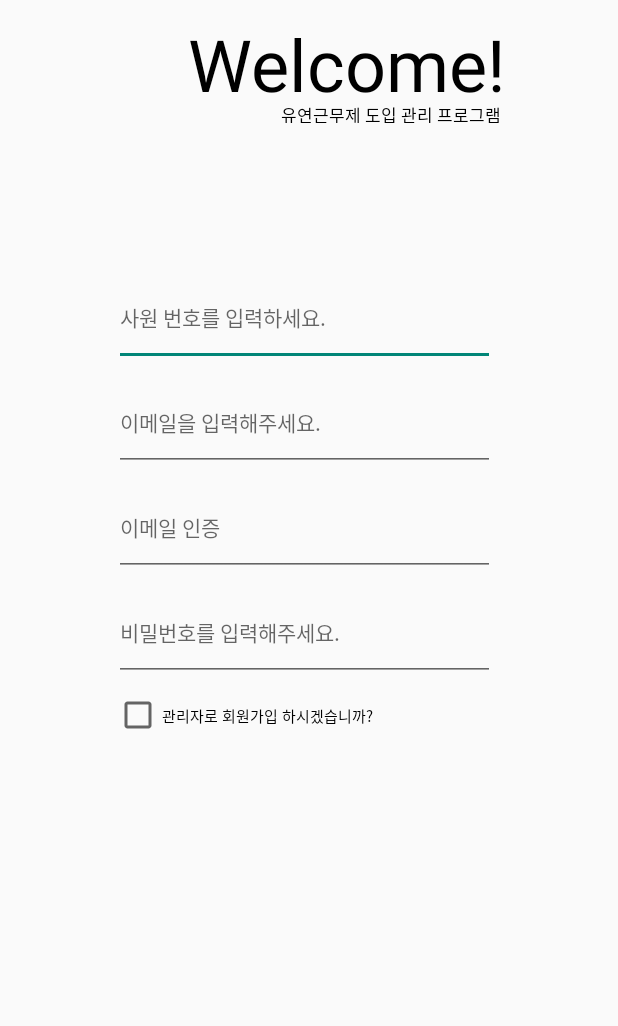
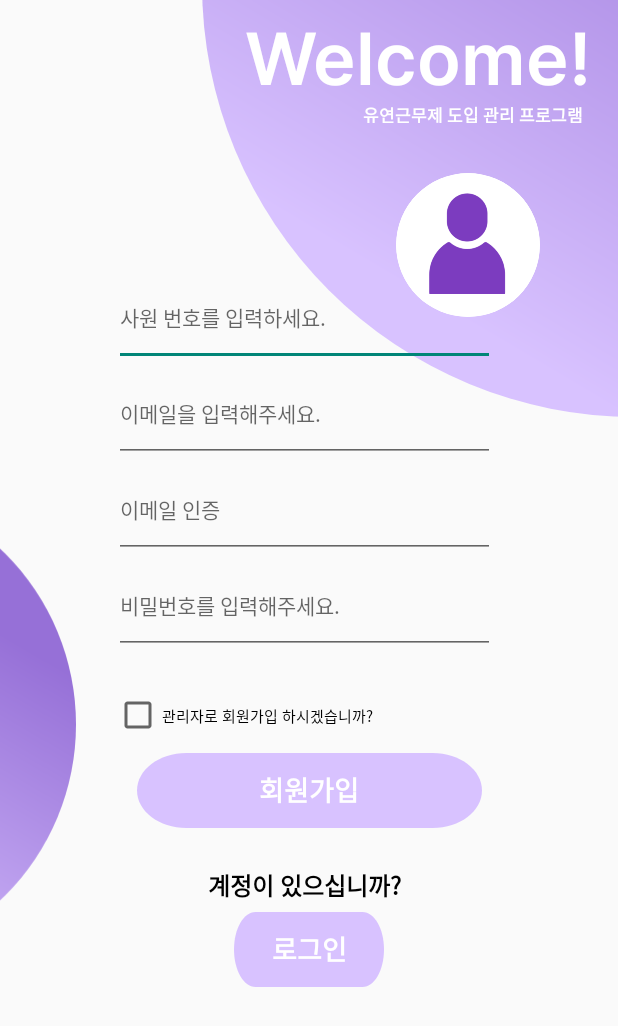
Before and after one commit to MidasApp9team/midas_android2, an Android app built with Jetpack Compose: the SignUpActivity screen opened directly, with no data from a screen before it, on a phone screen of 412 x 824 dp. Shown: the top 1026 px of the screen. Run offline under Robolectric (Android 15) with nearby library versions, the phone set to English and light mode, and no system bars; our stand-ins replace data binding.

Commit message:
refactor: sign up ui

```diff
--- a/app/src/main/java/com/example/midasandroid2/sign/SignUpActivity.kt
+++ b/app/src/main/java/com/example/midasandroid2/sign/SignUpActivity.kt
@@ -3,10 +3,13 @@ package com.example.midasandroid2.sign
 import androidx.appcompat.app.AppCompatActivity
 import android.os.Bundle
 import com.example.midasandroid2.R
+import com.example.midasandroid2.base.BaseActivity
+import com.example.midasandroid2.databinding.ActivitySignUpBinding
 
-class SignUpActivity : AppCompatActivity() {
-    override fun onCreate(savedInstanceState: Bundle?) {
-        super.onCreate(savedInstanceState)
-        setContentView(R.layout.activity_sign_up)
+class SignUpActivity : BaseActivity<ActivitySignUpBinding>(R.layout.activity_sign_up){
+    override fun initView() {
     }
+
+    override fun observeEvent() {}
+
 }
--- a/app/src/main/res/layout/activity_sign_in.xml
+++ b/app/src/main/res/layout/activity_sign_in.xml
@@ -133,9 +133,11 @@
             android:layout_marginStart="92dp"
             android:layout_marginTop="80dp"
             android:gravity="center"
-            android:text="사원번호가 없으십니까?"
+            android:text="계정이 없으십니까?"
             android:textColor="#000000"
             android:textSize="16sp"
+            android:fontFamily="@font/inter_semibold"
+            android:includeFontPadding="false"
             app:layout_constraintStart_toStartOf="parent"
             app:layout_constraintTop_toBottomOf="@+id/btn_login" />
 
--- a/app/src/main/res/layout/activity_sign_up.xml
+++ b/app/src/main/res/layout/activity_sign_up.xml
@@ -1,10 +1,79 @@
 <?xml version="1.0" encoding="utf-8"?>
-<androidx.constraintlayout.widget.ConstraintLayout xmlns:android="http://schemas.android.com/apk/res/android"
+<layout
+    xmlns:android="http://schemas.android.com/apk/res/android"
     xmlns:app="http://schemas.android.com/apk/res-auto"
-    xmlns:tools="http://schemas.android.com/tools"
+    xmlns:tools="http://schemas.android.com/tools">
+    <androidx.constraintlayout.widget.ConstraintLayout
         android:layout_width="match_parent"
         android:layout_height="match_parent"
         tools:context=".sign.SignUpActivity">
+
+        <ImageView
+            android:layout_width="577dp"
+            android:layout_height="577dp"
+            android:layout_marginTop="-300dp"
+            android:layout_marginEnd="-300dp"
+            android:src="@drawable/img_circle_purple_main"
+            app:layout_constraintEnd_toEndOf="parent"
+            app:layout_constraintTop_toTopOf="parent" />
+
+        <ImageView
+            android:layout_width="322dp"
+            android:layout_height="322dp"
+            android:layout_marginTop="322dp"
+            android:layout_marginEnd="-50dp"
+            android:src="@drawable/img_circle_purple_main"
+            app:layout_constraintEnd_toStartOf="parent"
+            app:layout_constraintTop_toTopOf="parent" />
+
+        <TextView
+            android:id="@+id/textView"
+            android:layout_width="247dp"
+            android:layout_height="60dp"
+            android:layout_marginTop="10dp"
+            android:layout_marginEnd="10dp"
+            android:fontFamily="@font/inter_semibold"
+            android:includeFontPadding="false"
+            android:text="Welcome!"
+            android:textAlignment="center"
+            android:textColor="@color/white"
+            android:textSize="48sp"
+            app:layout_constraintEnd_toEndOf="parent"
+            app:layout_constraintTop_toTopOf="parent" />
+
+        <TextView
+            android:id="@+id/textView2"
+            android:layout_width="173dp"
+            android:layout_height="14dp"
+            android:layout_marginTop="68dp"
+            android:layout_marginEnd="10dp"
+            android:text="유연근무제 도입 관리 프로그램"
+            android:textAlignment="center"
+            android:textColor="@color/white"
+            android:textSize="11dp"
+            android:fontFamily="@font/inter_semibold"
+            android:includeFontPadding="false"
+            app:layout_constraintEnd_toEndOf="parent"
+            app:layout_constraintTop_toTopOf="parent" />
+
+        <androidx.cardview.widget.CardView
+            android:id="@+id/card_view"
+            android:layout_width="96dp"
+            android:layout_height="96dp"
+            android:layout_marginTop="33dp"
+            android:layout_marginEnd="52dp"
+            app:cardCornerRadius="75dp"
+            app:cardElevation="0dp"
+            app:layout_constraintEnd_toEndOf="parent"
+            app:layout_constraintTop_toBottomOf="@+id/textView2">
+
+            <ImageView
+                android:id="@+id/img_profile"
+                android:layout_width="match_parent"
+                android:layout_height="match_parent"
+                android:scaleType="centerCrop"
+                android:src="@drawable/img_profile" />
+        </androidx.cardview.widget.CardView>
 
         <CheckBox
             android:id="@+id/checkBox"
@@ -18,7 +87,7 @@
             app:layout_constraintTop_toTopOf="parent" />
 
         <EditText
-        android:id="@+id/editText"
+            android:id="@+id/et_employee_num"
             android:layout_width="254dp"
             android:layout_height="64dp"
             android:layout_marginStart="76dp"
@@ -30,64 +99,71 @@
             app:layout_constraintTop_toTopOf="parent" />
 
         <EditText
-        android:id="@+id/editText2"
+            android:id="@+id/et_email"
             android:layout_width="254dp"
             android:layout_height="64dp"
             android:layout_marginStart="76dp"
-        android:layout_marginTop="250dp"
             android:ems="10"
             android:hint="이메일을 입력해주세요."
             android:textSize="14sp"
             app:layout_constraintStart_toStartOf="parent"
-        app:layout_constraintTop_toTopOf="parent" />
+            app:layout_constraintTop_toBottomOf="@+id/et_employee_num" />
 
         <EditText
-        android:id="@+id/editText3"
+            android:id="@+id/et_email_check"
             android:layout_width="254dp"
             android:layout_height="64dp"
             android:layout_marginStart="76dp"
-        android:layout_marginTop="320dp"
             android:ems="10"
             android:hint="이메일 인증"
             android:textSize="14sp"
             app:layout_constraintStart_toStartOf="parent"
-        app:layout_constraintTop_toTopOf="parent" />
+            app:layout_constraintTop_toBottomOf="@+id/et_email" />
 
         <EditText
-        android:id="@+id/editText4"
+            android:id="@+id/et_password"
             android:layout_width="254dp"
             android:layout_height="64dp"
             android:layout_marginStart="76dp"
-        android:layout_marginTop="390dp"
             android:ems="10"
             android:hint="비밀번호를 입력해주세요."
             android:textSize="14sp"
             app:layout_constraintStart_toStartOf="parent"
-        app:layout_constraintTop_toTopOf="parent" />
+            app:layout_constraintTop_toBottomOf="@+id/et_email_check" />
+
+        <Button
+            android:id="@+id/btn_sign_up"
+            style="@style/btn_text"
+            android:layout_width="230dp"
+            android:layout_height="50dp"
+            android:text="회원가입"
+            app:layout_constraintEnd_toEndOf="parent"
+            app:layout_constraintStart_toStartOf="parent"
+            app:layout_constraintTop_toBottomOf="@+id/checkBox" />
 
         <TextView
-        android:id="@+id/textView"
-        android:layout_width="247dp"
-        android:layout_height="60dp"
-        android:layout_marginStart="107dp"
-        android:layout_marginTop="10dp"
-        android:text="Welcome!"
-        android:textAlignment="center"
+            android:id="@+id/textView3"
+            android:layout_width="221dp"
+            android:layout_height="36dp"
+            android:layout_marginStart="92dp"
+            android:layout_marginTop="20dp"
+            android:fontFamily="@font/inter_semibold"
+            android:gravity="center"
+            android:includeFontPadding="false"
+            android:text="계정이 있으십니까?"
             android:textColor="#000000"
-        android:textSize="48sp"
+            android:textSize="16sp"
             app:layout_constraintStart_toStartOf="parent"
-        app:layout_constraintTop_toTopOf="parent" />
+            app:layout_constraintTop_toBottomOf="@+id/btn_sign_up" />
 
-    <TextView
-        android:id="@+id/textView2"
-        android:layout_width="173dp"
-        android:layout_height="14dp"
-        android:layout_marginStart="174dp"
-        android:layout_marginTop="68dp"
-        android:text="유연근무제 도입 관리 프로그램"
-        android:textAlignment="center"
-        android:textColor="#000000"
-        android:textSize="11dp"
+        <Button
+            android:id="@+id/btn_login"
+            style="@style/btn_text"
+            android:layout_width="100dp"
+            android:layout_height="50dp"
+            android:text="로그인"
+            app:layout_constraintEnd_toEndOf="parent"
             app:layout_constraintStart_toStartOf="parent"
-        app:layout_constraintTop_toTopOf="parent" />
+            app:layout_constraintTop_toBottomOf="@+id/textView3" />
     </androidx.constraintlayout.widget.ConstraintLayout>
+</layout>
```
Lines whose indentation alone changed are shown as unchanged.
